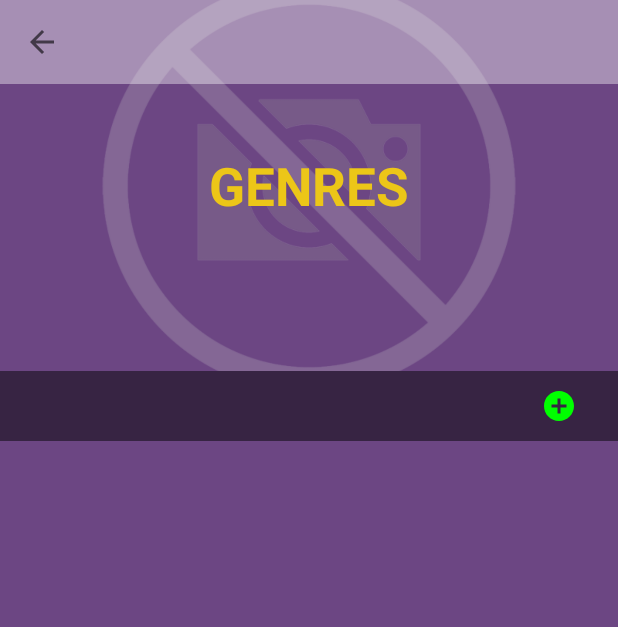
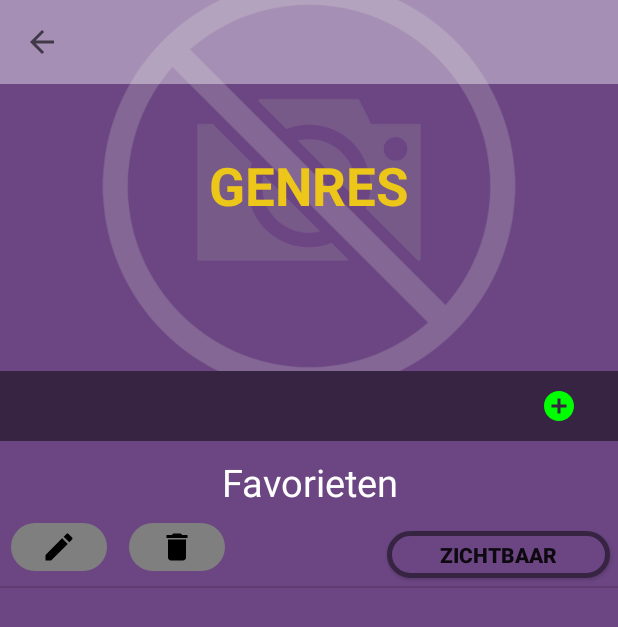
Before and after one commit to brentvermolen/Films, an Android app: the screen it shows after launch (GenresActivity), in the options menu, after a tap on "Genres", on a phone screen of 412 x 824 dp. Shown: the top 627 px of the screen. Run offline under Robolectric (Android 15) with nearby library versions, the phone set to English and light mode, and no system bars; our stand-ins replace Room's generated code; libraries missing offline, so code that uses them is left out: android.arch.persistence; 10 statements that could not run were skipped.

Commit message:
Favorieten Zichtbaar + Onzichtbaar maken

```diff
--- a/app/src/main/java/com/example/brent/films/GenresActivity.java
+++ b/app/src/main/java/com/example/brent/films/GenresActivity.java
@@ -1,6 +1,7 @@
 package com.example.brent.films;
 
 import android.content.DialogInterface;
+import android.content.SharedPreferences;
 import android.graphics.Color;
 import android.os.AsyncTask;
 import android.support.v7.app.AlertDialog;
@@ -9,10 +10,15 @@ import android.os.Bundle;
 import android.support.v7.widget.Toolbar;
 import android.view.LayoutInflater;
 import android.view.View;
+import android.widget.Button;
 import android.widget.EditText;
 import android.widget.ImageButton;
 import android.widget.ImageView;
+import android.widget.LinearLayout;
 import android.widget.ListView;
+import android.widget.TextView;
+import android.widget.Toast;
+import android.widget.ToggleButton;
 
 import com.example.brent.films.Class.DAC;
 import com.example.brent.films.Class.DialogTextInput;
@@ -25,9 +31,12 @@ import java.util.function.Predicate;
 public class GenresActivity extends AppCompatActivity {
 
     ListView lstGenres;
+    LinearLayout item_favorieten;
     Toolbar mToolbar;
 
     ImageView btnAddTag;
+
+    SharedPreferences sharedPref;
 
     @Override
     protected void onCreate(Bundle savedInstanceState) {
@@ -41,11 +50,26 @@ public class GenresActivity extends AppCompatActivity {
         getSupportActionBar().setDisplayHomeAsUpEnabled(true);
         getSupportActionBar().setDisplayShowHomeEnabled(true);
 
+        sharedPref = getSharedPreferences("Visibility", MODE_PRIVATE);
+
         initViews();
         handleEvents();
     }
 
     private void initViews() {
+        item_favorieten = (LinearLayout) findViewById(R.id.lst_item_favorieten);
+        ((TextView)item_favorieten.findViewById(R.id.lblGenre)).setText("Favorieten");
+
+        final ToggleButton tglVisibility = (ToggleButton)item_favorieten.findViewById(R.id.tglVisibility);
+        tglVisibility.setChecked(sharedPref.getBoolean("favorieten", true));
+
+        tglVisibility.setOnClickListener(new View.OnClickListener() {
+            @Override
+            public void onClick(View v) {
+                sharedPref.edit().putBoolean("favorieten", tglVisibility.isChecked()).commit();
+            }
+        });
+
         lstGenres = (ListView) findViewById(R.id.lstGenres);
         lstGenres.setAdapter(new GenresAdapter(this));
 
--- a/app/src/main/java/com/example/brent/films/HomeActivity.java
+++ b/app/src/main/java/com/example/brent/films/HomeActivity.java
@@ -57,6 +57,8 @@ public class HomeActivity extends AppCompatActivity {
     private int currentSort;
     private boolean currentSortDesc;
 
+    private SharedPreferences sharedPrefVisibility;
+
     @Override
     protected void onCreate(Bundle savedInstanceState) {
         super.onCreate(savedInstanceState);
@@ -76,6 +78,8 @@ public class HomeActivity extends AppCompatActivity {
 
         filmsDAO = FilmsDb.getDatabase(this).filmsDAO();
         genresDAO = FilmsDb.getDatabase(this).genresDAO();
+
+        sharedPrefVisibility = getSharedPreferences("Visibility", MODE_PRIVATE);
 
         initViews();
         handleEvents();
@@ -187,6 +191,12 @@ public class HomeActivity extends AppCompatActivity {
             });
 
             llGenres.addView(btnGenre);
+        }
+
+        if (sharedPrefVisibility.getBoolean("favorieten", true)){
+            btnFavorieten.setVisibility(View.VISIBLE);
+        }else{
+            btnFavorieten.setVisibility(View.GONE);
         }
 
         btnAlleFilms.performClick();
--- a/app/src/main/java/com/example/brent/films/SplashScreen.java
+++ b/app/src/main/java/com/example/brent/films/SplashScreen.java
@@ -93,7 +93,7 @@ public class SplashScreen extends AppCompatActivity {
 
                 SharedPreferences sharedPreferences = SplashScreen.this.getSharedPreferences("lastSynced", MODE_PRIVATE);
                 Date date = new Date(sharedPreferences.getLong("time", 1262300400000l)); //= 01/01/2010;
-                date = new Date(1262300400000l);
+                //date = new Date(1262300400000l);
 
                 publishProgress("Bezig met laden van films");
 
--- a/app/src/main/res/layout/activity_genres.xml
+++ b/app/src/main/res/layout/activity_genres.xml
@@ -83,12 +83,21 @@
 
         </LinearLayout>
 
+        <include
+            android:id="@+id/lst_item_favorieten"
+            android:layout_width="match_parent"
+            android:layout_height="wrap_content"
+            layout="@layout/lst_genre_item"></include>
+
+        <View
+            android:layout_width="match_parent"
+            android:layout_height="2px"
+            android:background="#20000000"></View>
+
         <ListView
             android:id="@+id/lstGenres"
             android:layout_width="match_parent"
             android:layout_height="match_parent">
-
-
 
         </ListView>
 
--- a/app/src/main/res/layout/lst_genre_item.xml
+++ b/app/src/main/res/layout/lst_genre_item.xml
@@ -68,7 +68,6 @@
                 android:layout_height="match_parent"
                 style="@style/toggleButtonGenre"
                 android:checked="true"
-
                 android:layout_margin="5dp"
                 android:textOn="Zichtbaar"
                 android:textOff="Niet Zichtbaar"/>
```
Also changed, not shown: 1 other file.
